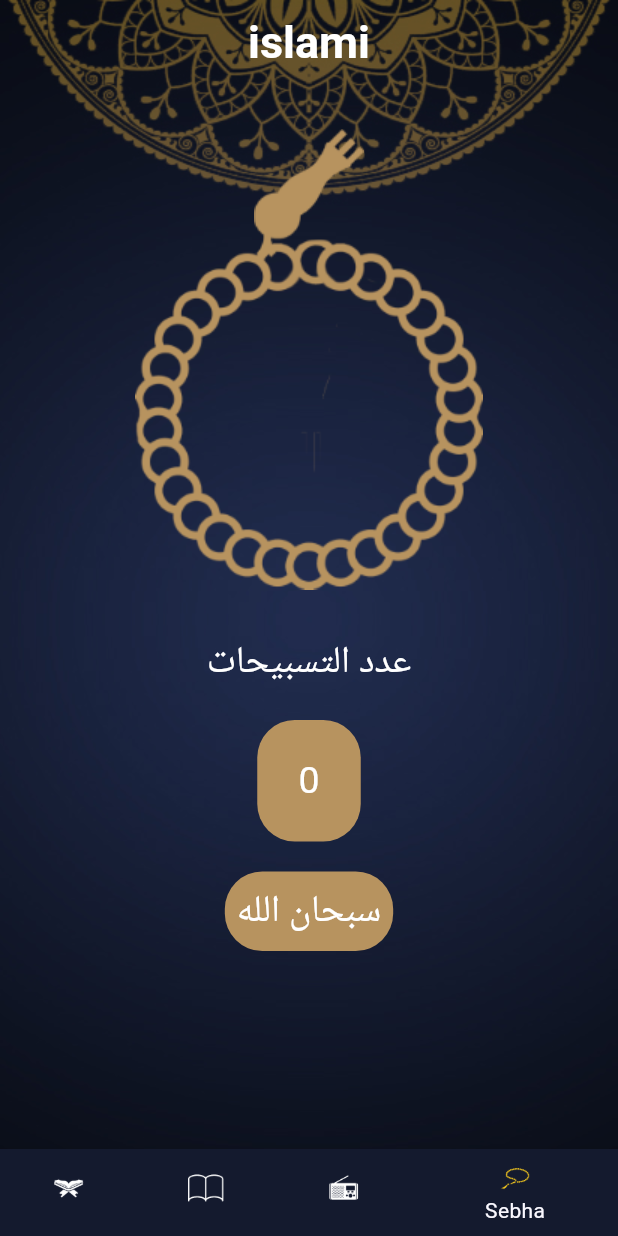
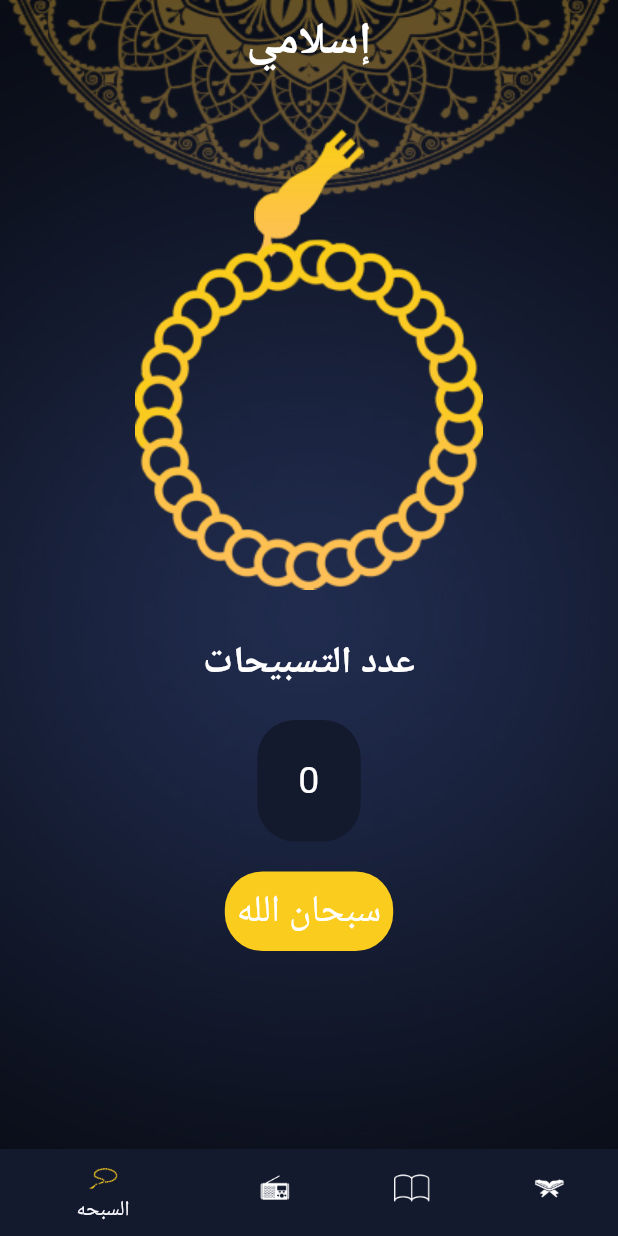
Before and after one commit to MohamedBishta/islami, a Flutter app: the screen it shows after launch, item 4 of the bottom bar chosen, on a phone screen of 412 x 824 dp. Run offline on Flutter 3.47's test engine with Material 3 defaults, Android fonts, the phone set to English and light mode, and no system bars; generated files the repository leaves out were written again; Roboto replaces fonts that are missing (messiri).

Commit message:
+ applay theme

```diff
--- /dev/null
+++ b/l10n.yaml
@@ -0,0 +1,3 @@
+arb-dir: lib/l10n
+template-arb-file: app_en.arb
+output-localization-file: app_localizations.dart
--- a/lib/UI/HomeScreen/HomePage.dart
+++ b/lib/UI/HomeScreen/HomePage.dart
@@ -4,6 +4,7 @@ import 'package:firsttask/UI/HomeScreen/Radio/RadioScreen.dart';
 import 'package:firsttask/UI/HomeScreen/Tasbeh/TasbehScreen.dart';
 import 'package:firsttask/UI/MyThemeData.dart';
 import 'package:flutter/material.dart';
+import 'package:flutter_gen/gen_l10n/app_localizations.dart';
 
 class HomePage extends StatefulWidget {
   static const String routName = 'HomePage';
@@ -28,7 +29,7 @@ class _HomePageState extends State<HomePage> {
               fit: BoxFit.fill)),
       child: Scaffold(
         appBar: AppBar(
-          title: Text("islami"),
+          title: Text(AppLocalizations.of(context)!.appTitle),
         ),
         bottomNavigationBar: BottomNavigationBar(
             currentIndex: selectedTabIndex,
@@ -41,20 +42,20 @@ class _HomePageState extends State<HomePage> {
               BottomNavigationBarItem(
                   backgroundColor: Theme.of(context).primaryColor,
                   icon: ImageIcon(AssetImage("assets/images/quran.png")),
-                  label: 'Quran'),
+                  label: AppLocalizations.of(context)!.quranScreen),
               BottomNavigationBarItem(
                   backgroundColor: Theme.of(context).primaryColor,
                   icon: ImageIcon(
                       AssetImage("assets/images/quran-quran-svgrepo-com.png")),
-                  label: 'Ahadeth'),
+                  label: AppLocalizations.of(context)!.hadethScreen),
               BottomNavigationBarItem(
                   backgroundColor: Theme.of(context).primaryColor,
                   icon: ImageIcon(AssetImage("assets/images/radio_blue.png")),
-                  label: 'Radio'),
+                  label: AppLocalizations.of(context)!.radioScreen),
               BottomNavigationBarItem(
                   backgroundColor: Theme.of(context).primaryColor,
                   icon: ImageIcon(AssetImage("assets/images/sebha_blue.png")),
-                  label: 'Sebha'),
+                  label: AppLocalizations.of(context)!.tasbehScreen),
             ]),
         body: tabs[selectedTabIndex]
       ),
@@ -65,5 +66,6 @@ class _HomePageState extends State<HomePage> {
     QuranScreen(),
     HadethScreen(),
     Radioscreen(),
-    TasbehScreen() ];
+    TasbehScreen()
+  ];
 }
--- a/lib/UI/HomeScreen/Tasbeh/TasbehScreen.dart
+++ b/lib/UI/HomeScreen/Tasbeh/TasbehScreen.dart
@@ -1,3 +1,4 @@
+import 'package:firsttask/UI/MyThemeData.dart';
 import 'package:flutter/material.dart';
 
 class TasbehScreen extends StatefulWidget {
@@ -32,7 +33,9 @@ class _TasbehScreenState extends State<TasbehScreen> {
             child: Stack(
               alignment: Alignment.topCenter,
               children: [
-                Image.asset("assets/images/head_sebha_logo.png"),
+                Image.asset(MyThemeData.isDarkEnable? "assets/images/head of sebha_dark.png" :
+                "assets/images/head_sebha_logo.png"
+                 ),
                 InkWell(
                     highlightColor: Colors.transparent,
                     hoverColor: Colors.transparent,
@@ -48,7 +51,9 @@ class _TasbehScreenState extends State<TasbehScreen> {
                       child: Transform.rotate(
                           angle: Rotate,
                           child:
-                              Image.asset("assets/images/body_sebha_logo.png")),
+                              Image.asset(MyThemeData.isDarkEnable? "assets/images/body of sebha_dark.png" :
+                              "assets/images/body_sebha_logo.png"
+                               )),
                     )),
               ],
             ),
@@ -57,12 +62,14 @@ class _TasbehScreenState extends State<TasbehScreen> {
             "عدد التسبيحات",
             style: TextStyle(
               fontSize: 25,
+              fontWeight: FontWeight.w600,
             ),
           ),
           Container(
               margin: EdgeInsets.symmetric(vertical: 20),
               decoration: BoxDecoration(
-                  color: Color(0xFFB7935F),
+                  color:  MyThemeData.isDarkEnable? MyThemeData.primaryDark :
+                  MyThemeData.primaryLight,
                   borderRadius: BorderRadius.circular(25)),
               alignment: Alignment.center,
               height: 81,
@@ -79,7 +86,8 @@ class _TasbehScreenState extends State<TasbehScreen> {
               Container(
                   padding: EdgeInsets.all(8),
                   decoration: BoxDecoration(
-                      color: Color(0xFFB7935F),
+                      color: MyThemeData.isDarkEnable ? MyThemeData.secondaryDark :
+                      MyThemeData.primaryLight,
                       borderRadius: BorderRadius.circular(25)),
                   alignment: Alignment.center,
                   child: Text(
--- /dev/null
+++ b/lib/l10n/app_ar.arb
@@ -0,0 +1,7 @@
+{
+  "appTitle" : "إسلامي",
+    "quranScreen" : "القران",
+    "hadethScreen" : "الحديث",
+    "radioScreen" : "الاذاعه",
+    "tasbehScreen" : "السبحه"
+}
--- /dev/null
+++ b/lib/l10n/app_en.arb
@@ -0,0 +1,7 @@
+{
+   "appTitle": "Islami",
+   "quranScreen": "Quran",
+   "hadethScreen": "Hadeth",
+   "radioScreen": "Radio",
+   "tasbehScreen": "Sebha"
+}
--- a/lib/main.dart
+++ b/lib/main.dart
@@ -7,7 +7,7 @@ import 'package:firsttask/UI/HomeScreen/Radio/RadioScreen.dart';
 import 'package:firsttask/UI/HomeScreen/Tasbeh/TasbehScreen.dart';
 import 'package:firsttask/UI/Splash/SplashScreen.dart';
 import 'package:flutter/material.dart';
-
+import 'package:flutter_gen/gen_l10n/app_localizations.dart';
 void main() {
   runApp(MyApp());
 }
@@ -15,8 +15,11 @@ class MyApp extends StatelessWidget {
   @override
   Widget build(BuildContext context) {
     return MaterialApp(
+      locale: Locale('ar'),
       debugShowCheckedModeBanner: false,
       title: 'Islami',
+      localizationsDelegates: AppLocalizations.localizationsDelegates,
+      supportedLocales: AppLocalizations.supportedLocales,
       theme: MyThemeData.light,
       darkTheme: MyThemeData.dark ,
       themeMode: ThemeMode.dark,
--- a/pubspec.yaml
+++ b/pubspec.yaml
@@ -30,6 +30,9 @@ environment:
 dependencies:
   flutter:
     sdk: flutter
+  flutter_localizations:
+    sdk: flutter
+  intl: any
 
 
   # The following adds the Cupertino Icons font to your application.
@@ -52,6 +55,7 @@ dev_dependencies:
 
 # The following section is specific to Flutter packages.
 flutter:
+  generate: true
 
   # The following line ensures that the Material Icons font is
   # included with your application, so that you can use the icons in
```
Also changed, not shown: assets/images/body of sebha_dark.png (added), assets/images/head of sebha_dark.png (added), pubspec.lock.
